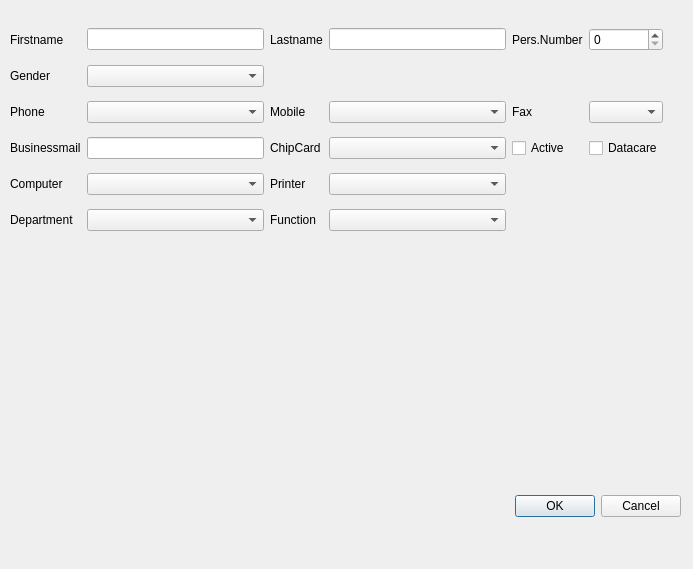
Qt form src/employeeinputdialog.ui (jmuelbert/jmbde-QT) before a commit.
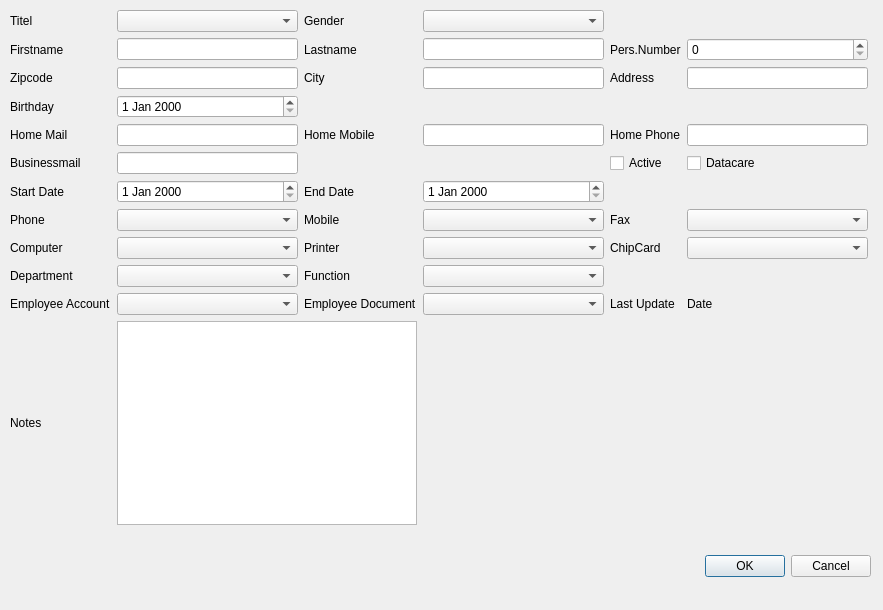
The same form after that commit.

Commit message: Complete UI for Employee

Patch:
```diff
--- a/src/employeeinputdialog.ui
+++ b/src/employeeinputdialog.ui
@@ -6,8 +6,8 @@
    <rect>
     <x>0</x>
     <y>0</y>
-    <width>693</width>
-    <height>569</height>
+    <width>883</width>
+    <height>610</height>
    </rect>
   </property>
   <property name="windowTitle">
@@ -16,8 +16,8 @@
   <widget class="QDialogButtonBox" name="buttonBox">
    <property name="geometry">
     <rect>
-     <x>340</x>
-     <y>490</y>
+     <x>530</x>
+     <y>550</y>
      <width>341</width>
      <height>32</height>
     </rect>
@@ -33,71 +33,86 @@
    <property name="geometry">
     <rect>
      <x>10</x>
-     <y>20</y>
-     <width>653</width>
-     <height>221</height>
+     <y>10</y>
+     <width>858</width>
+     <height>515</height>
     </rect>
    </property>
    <layout class="QGridLayout" name="gridLayout">
-    <item row="6" column="0">
-     <widget class="QLabel" name="labelComputer">
-      <property name="text">
-       <string>Computer</string>
-      </property>
-      <property name="buddy">
-       <cstring>comboBoxComputer</cstring>
-      </property>
-     </widget>
-    </item>
-    <item row="6" column="2">
-     <widget class="QLabel" name="labelPrinter">
-      <property name="text">
-       <string>Printer</string>
-      </property>
-      <property name="buddy">
-       <cstring>comboBoxPrinter</cstring>
-      </property>
-     </widget>
-    </item>
-    <item row="6" column="3">
-     <widget class="QComboBox" name="comboBoxPrinter"/>
-    </item>
-    <item row="6" column="1">
-     <widget class="QComboBox" name="comboBoxComputer"/>
-    </item>
-    <item row="7" column="2">
-     <widget class="QLabel" name="labelFunction">
-      <property name="text">
-       <string>Function</string>
-      </property>
-      <property name="buddy">
-       <cstring>comboBoxFunction</cstring>
-      </property>
-     </widget>
-    </item>
-    <item row="7" column="1">
-     <widget class="QComboBox" name="comboBoxDepartment"/>
-    </item>
-    <item row="7" column="0">
-     <widget class="QLabel" name="labelDepartment">
-      <property name="text">
-       <string>Department</string>
-      </property>
-      <property name="buddy">
-       <cstring>comboBoxDepartment</cstring>
-      </property>
-     </widget>
-    </item>
-    <item row="2" column="3">
-     <widget class="QComboBox" name="comboBoxMobile"/>
-    </item>
-    <item row="0" column="3">
+    <item row="1" column="4">
      <widget class="QLineEdit" name="lineEditLastname"/>
     </item>
-    <item row="7" column="3">
-     <widget class="QComboBox" name="comboBoxFunction"/>
+    <item row="1" column="1">
+     <widget class="QLineEdit" name="lineEditFirstname"/>
     </item>
-    <item row="0" column="5">
+    <item row="1" column="0">
+     <widget class="QLabel" name="labelFirstName">
+      <property name="text">
+       <string>Firstname</string>
+      </property>
+      <property name="buddy">
+       <cstring>lineEditFirstName</cstring>
+      </property>
+     </widget>
+    </item>
+    <item row="4" column="2">
+     <widget class="QLabel" name="labelHomeMobile">
+      <property name="text">
+       <string>Home Mobile</string>
+      </property>
+      <property name="buddy">
+       <cstring>lineEditHomeMobile</cstring>
+      </property>
+     </widget>
+    </item>
+    <item row="5" column="5">
+     <widget class="QCheckBox" name="checkBoxActive">
+      <property name="text">
+       <string>Active</string>
+      </property>
+     </widget>
+    </item>
+    <item row="5" column="6">
+     <widget class="QCheckBox" name="checkBoxDatacare">
+      <property name="text">
+       <string>Datacare</string>
+      </property>
+     </widget>
+    </item>
+    <item row="5" column="1">
+     <widget class="QLineEdit" name="lineEditBusinessMail"/>
+    </item>
+    <item row="5" column="0">
+     <widget class="QLabel" name="labelBusinessMail">
+      <property name="text">
+       <string>Businessmail</string>
+      </property>
+      <property name="buddy">
+       <cstring>lineEditBusinessMail</cstring>
+      </property>
+     </widget>
+    </item>
+    <item row="1" column="2">
+     <widget class="QLabel" name="labelLastName">
+      <property name="text">
+       <string>Lastname</string>
+      </property>
+      <property name="buddy">
+       <cstring>lineEditLastname</cstring>
+      </property>
+     </widget>
+    </item>
+    <item row="1" column="5">
+     <widget class="QLabel" name="labelPersNumber">
+      <property name="text">
+       <string>Pers.Number</string>
+      </property>
+      <property name="buddy">
+       <cstring>doubleSpinBoxPersNR</cstring>
+      </property>
+     </widget>
+    </item>
+    <item row="1" column="6">
      <widget class="QDoubleSpinBox" name="doubleSpinBoxPersNR">
       <property name="decimals">
        <number>0</number>
@@ -107,27 +122,62 @@
       </property>
      </widget>
     </item>
-    <item row="2" column="0">
-     <widget class="QLabel" name="labelPhone">
+    <item row="9" column="4">
+     <widget class="QComboBox" name="comboBoxFunction"/>
+    </item>
+    <item row="9" column="0">
+     <widget class="QLabel" name="labelDepartment">
       <property name="text">
-       <string>Phone</string>
+       <string>Department</string>
+      </property>
+      <property name="buddy">
+       <cstring>comboBoxDepartment</cstring>
+      </property>
+     </widget>
+    </item>
+    <item row="9" column="1">
+     <widget class="QComboBox" name="comboBoxDepartment"/>
+    </item>
+    <item row="9" column="2">
+     <widget class="QLabel" name="labelFunction">
+      <property name="text">
+       <string>Function</string>
+      </property>
+      <property name="buddy">
+       <cstring>comboBoxFunction</cstring>
+      </property>
+     </widget>
+    </item>
+    <item row="8" column="1">
+     <widget class="QComboBox" name="comboBoxComputer"/>
+    </item>
+    <item row="8" column="4">
+     <widget class="QComboBox" name="comboBoxPrinter"/>
+    </item>
+    <item row="8" column="2">
+     <widget class="QLabel" name="labelPrinter">
+      <property name="text">
+       <string>Printer</string>
       </property>
       <property name="buddy">
        <cstring>comboBoxPrinter</cstring>
       </property>
      </widget>
     </item>
-    <item row="0" column="4">
-     <widget class="QLabel" name="labelPersNumber">
+    <item row="8" column="0">
+     <widget class="QLabel" name="labelComputer">
       <property name="text">
-       <string>Pers.Number</string>
+       <string>Computer</string>
       </property>
       <property name="buddy">
        <cstring>doubleSpinBoxPersNR</cstring>
       </property>
      </widget>
     </item>
-    <item row="2" column="4">
+    <item row="3" column="1">
+     <widget class="QDateEdit" name="dateEditBirthday"/>
+    </item>
+    <item row="7" column="5">
      <widget class="QLabel" name="labelFax">
       <property name="text">
        <string>Fax</string>
@@ -137,80 +187,52 @@
       </property>
      </widget>
     </item>
-    <item row="0" column="2">
-     <widget class="QLabel" name="labelLastName">
-      <property name="text">
-       <string>Lastname</string>
-      </property>
-      <property name="buddy">
-       <cstring>lineEditLastname</cstring>
-      </property>
-     </widget>
+    <item row="6" column="4">
+     <widget class="QDateEdit" name="dateEditEndDate"/>
     </item>
-    <item row="3" column="0">
-     <widget class="QLabel" name="label">
-      <property name="text">
-       <string>Businessmail</string>
-      </property>
-     </widget>
-    </item>
-    <item row="3" column="1">
-     <widget class="QLineEdit" name="lineEdit"/>
-    </item>
-    <item row="3" column="5">
-     <widget class="QCheckBox" name="checkBoxDatacare">
-      <property name="text">
-       <string>Datacare</string>
-      </property>
-     </widget>
-    </item>
-    <item row="3" column="4">
-     <widget class="QCheckBox" name="checkBoxActive">
-      <property name="text">
-       <string>Active</string>
-      </property>
-     </widget>
-    </item>
-    <item row="3" column="2">
-     <widget class="QLabel" name="label_2">
-      <property name="text">
-       <string>ChipCard</string>
-      </property>
-     </widget>
-    </item>
-    <item row="3" column="3">
-     <widget class="QComboBox" name="comboBox"/>
-    </item>
-    <item row="2" column="2">
-     <widget class="QLabel" name="labelMobile">
-      <property name="text">
-       <string>Mobile</string>
-      </property>
-      <property name="buddy">
-       <cstring>comboBoxMobile</cstring>
-      </property>
-     </widget>
-    </item>
-    <item row="0" column="0">
-     <widget class="QLabel" name="labelFirstName">
-      <property name="text">
-       <string>Firstname</string>
-      </property>
-      <property name="buddy">
-       <cstring>lineEditFirstName</cstring>
-      </property>
-     </widget>
-    </item>
-    <item row="0" column="1">
-     <widget class="QLineEdit" name="lineEditFirstname"/>
-    </item>
-    <item row="2" column="1">
+    <item row="7" column="1">
      <widget class="QComboBox" name="comboBoxPhone"/>
     </item>
+    <item row="11" column="1" colspan="2">
+     <widget class="QTextEdit" name="textEditNotes"/>
+    </item>
+    <item row="7" column="0">
+     <widget class="QLabel" name="labelPhone">
+      <property name="text">
+       <string>Phone</string>
+      </property>
+      <property name="buddy">
+       <cstring>comboBoxPhone</cstring>
+      </property>
+     </widget>
+    </item>
+    <item row="0" column="0">
+     <widget class="QLabel" name="labelTitle">
+      <property name="text">
+       <string>Titel</string>
+      </property>
+      <property name="buddy">
+       <cstring>comboBoxTitle</cstring>
+      </property>
+     </widget>
+    </item>
+    <item row="2" column="6">
+     <widget class="QLineEdit" name="lineEditAddress"/>
+    </item>
     <item row="2" column="5">
-     <widget class="QComboBox" name="comboBoxFax"/>
+     <widget class="QLabel" name="labelAddress">
+      <property name="text">
+       <string>Address</string>
+      </property>
+      <property name="buddy">
+       <cstring>lineEditAddress</cstring>
+      </property>
+     </widget>
     </item>
-    <item row="1" column="0">
+    <item row="0" column="1">
+     <widget class="QComboBox" name="comboBoxTitle"/>
+    </item>
+    <item row="0" column="2">
      <widget class="QLabel" name="labelGender">
       <property name="text">
        <string>Gender</string>
@@ -220,9 +242,173 @@
       </property>
      </widget>
     </item>
-    <item row="1" column="1">
+    <item row="2" column="2">
+     <widget class="QLabel" name="labelCity">
+      <property name="text">
+       <string>City</string>
+      </property>
+      <property name="buddy">
+       <cstring>lineEditCity</cstring>
+      </property>
+     </widget>
+    </item>
+    <item row="7" column="6">
+     <widget class="QComboBox" name="comboBoxFax"/>
+    </item>
+    <item row="2" column="4">
+     <widget class="QLineEdit" name="lineEditCity"/>
+    </item>
+    <item row="0" column="4">
      <widget class="QComboBox" name="comboBoxGender"/>
     </item>
+    <item row="2" column="0">
+     <widget class="QLabel" name="labelZipCode">
+      <property name="text">
+       <string>Zipcode</string>
+      </property>
+      <property name="buddy">
+       <cstring>lineEditZipCode</cstring>
+      </property>
+     </widget>
+    </item>
+    <item row="2" column="1">
+     <widget class="QLineEdit" name="lineEditZipCode"/>
+    </item>
+    <item row="11" column="0">
+     <widget class="QLabel" name="labelNotes">
+      <property name="text">
+       <string>Notes</string>
+      </property>
+      <property name="buddy">
+       <cstring>textEditNotes</cstring>
+      </property>
+     </widget>
+    </item>
+    <item row="6" column="2">
+     <widget class="QLabel" name="labelEndDate">
+      <property name="text">
+       <string>End Date</string>
+      </property>
+      <property name="buddy">
+       <cstring>dateEditEndDate</cstring>
+      </property>
+     </widget>
+    </item>
+    <item row="7" column="2">
+     <widget class="QLabel" name="labelMobile">
+      <property name="text">
+       <string>Mobile</string>
+      </property>
+      <property name="buddy">
+       <cstring>comboBoxMobile</cstring>
+      </property>
+     </widget>
+    </item>
+    <item row="7" column="4">
+     <widget class="QComboBox" name="comboBoxMobile"/>
+    </item>
+    <item row="6" column="1">
+     <widget class="QDateEdit" name="dateEditStartDate"/>
+    </item>
+    <item row="6" column="0">
+     <widget class="QLabel" name="labelStartDate">
+      <property name="text">
+       <string>Start Date</string>
+      </property>
+      <property name="buddy">
+       <cstring>dateEditStartDate</cstring>
+      </property>
+     </widget>
+    </item>
+    <item row="3" column="0">
+     <widget class="QLabel" name="labelBirthday">
+      <property name="text">
+       <string>Birthday</string>
+      </property>
+     </widget>
+    </item>
+    <item row="10" column="0">
+     <widget class="QLabel" name="labelEmployeeAccount">
+      <property name="text">
+       <string>Employee Account</string>
+      </property>
+      <property name="buddy">
+       <cstring>comboBoxEmployeeAccount</cstring>
+      </property>
+     </widget>
+    </item>
+    <item row="10" column="1">
+     <widget class="QComboBox" name="comboBoxEmployeeAccount"/>
+    </item>
+    <item row="10" column="4">
+     <widget class="QComboBox" name="comboBoxEmployeeDocument"/>
+    </item>
+    <item row="10" column="2">
+     <widget class="QLabel" name="labelEmployeeDocument">
+      <property name="text">
+       <string>Employee Document</string>
+      </property>
+      <property name="buddy">
+       <cstring>comboBoxEmployeeDocument</cstring>
+      </property>
+     </widget>
+    </item>
+    <item row="8" column="5">
+     <widget class="QLabel" name="labelChipCard">
+      <property name="text">
+       <string>ChipCard</string>
+      </property>
+      <property name="buddy">
+       <cstring>comboBoxChipCard</cstring>
+      </property>
+     </widget>
+    </item>
+    <item row="8" column="6">
+     <widget class="QComboBox" name="comboBoxChipCard"/>
+    </item>
+    <item row="10" column="5">
+     <widget class="QLabel" name="labelLastupdate">
+      <property name="text">
+       <string>Last Update</string>
+      </property>
+     </widget>
+    </item>
+    <item row="10" column="6">
+     <widget class="QLabel" name="labelLastupdate_Date">
+      <property name="text">
+       <string>Date</string>
+      </property>
+     </widget>
+    </item>
+    <item row="4" column="4">
+     <widget class="QLineEdit" name="lineEditHomeMobile"/>
+    </item>
+    <item row="4" column="5">
+     <widget class="QLabel" name="labelHomePhone">
+      <property name="text">
+       <string>Home Phone</string>
+      </property>
+      <property name="buddy">
+       <cstring>lineEditHomePhone</cstring>
+      </property>
+     </widget>
+    </item>
+    <item row="4" column="6">
+     <widget class="QLineEdit" name="lineEditHomePhone"/>
+    </item>
+    <item row="4" column="0">
+     <widget class="QLabel" name="labelHomeMail">
+      <property name="text">
+       <string>Home Mail</string>
+      </property>
+      <property name="buddy">
+       <cstring>lineEditHomeMail</cstring>
+      </property>
+     </widget>
+    </item>
+    <item row="4" column="1">
+     <widget class="QLineEdit" name="lineEditHomeMail"/>
+    </item>
    </layout>
   </widget>
  </widget>
```
Left out of the diff: 32 changed lines with no effect on the pictures. The commit also changes 3 other files.
